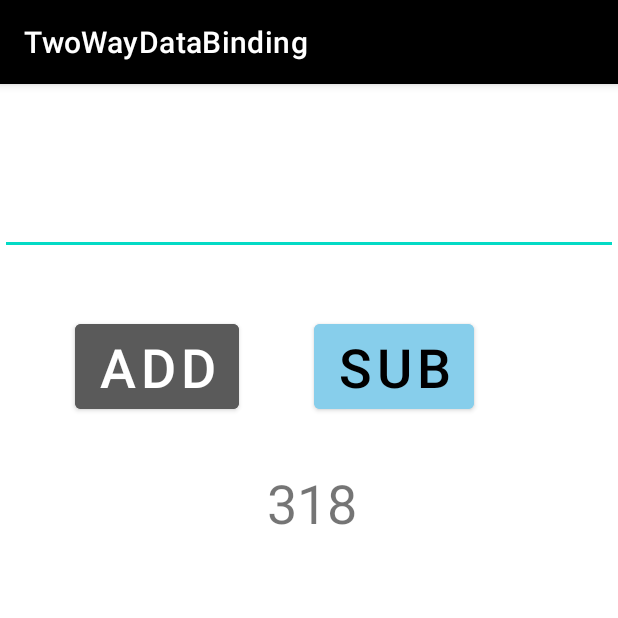
After one commit to K-Mose/TwoWayDataBinding, an Android app: the NumberActivity screen opened directly, with no data from a screen before it, on a phone screen of 412 x 824 dp, the top half of it. The commit adds this screen. Run offline under Robolectric (Android 15) with nearby library versions, the phone set to English and light mode, and no system bars; our stand-ins replace data binding.

Commit message:
더하기 뺴기 Two-way DataBinding 추가

```diff
--- a/app/build.gradle
+++ b/app/build.gradle
@@ -25,6 +25,7 @@ android {
     }
     buildFeatures {
         dataBinding true
+        viewBinding true
     }
     compileOptions {
         sourceCompatibility JavaVersion.VERSION_1_8
--- a/app/src/main/AndroidManifest.xml
+++ b/app/src/main/AndroidManifest.xml
@@ -9,6 +9,8 @@
         android:roundIcon="@mipmap/ic_launcher_round"
         android:supportsRtl="true"
         android:theme="@style/Theme.TwoWayDataBinding">
+        <activity android:name=".number.NumberActivity"></activity>
+        <activity android:name=".texting.TextActivity" />
         <activity android:name=".MainActivity">
             <intent-filter>
                 <action android:name="android.intent.action.MAIN" />
--- /dev/null
+++ b/app/src/main/java/com/example/twowaydatabinding/number/NumberActivity.kt
@@ -0,0 +1,23 @@
+package com.example.twowaydatabinding.number
+
+import com.example.twowaydatabinding.R
+import androidx.appcompat.app.AppCompatActivity
+import android.os.Bundle
+import androidx.databinding.DataBindingUtil
+import androidx.lifecycle.ViewModelProvider
+import com.example.twowaydatabinding.databinding.ActivityNumberBinding
+
+class NumberActivity : AppCompatActivity() {
+    private lateinit var binding: ActivityNumberBinding
+    private lateinit var viewModel: NumberActivityViewModel
+    private lateinit var viewModelFactory: NumberActivityViewModelFactory
+    override fun onCreate(savedInstanceState: Bundle?) {
+        super.onCreate(savedInstanceState)
+        binding = DataBindingUtil.setContentView(this, R.layout.activity_number)
+        viewModelFactory = NumberActivityViewModelFactory(318, this)
+        viewModel = ViewModelProvider(this, viewModelFactory).get(NumberActivityViewModel::class.java)
+
+        binding.viewModel = viewModel
+        binding.lifecycleOwner = this
+    }
+}
--- /dev/null
+++ b/app/src/main/java/com/example/twowaydatabinding/number/NumberActivityViewModel.kt
@@ -0,0 +1,38 @@
+package com.example.twowaydatabinding.number
+
+import android.content.Context
+import android.widget.Toast
+import androidx.lifecycle.LiveData
+import androidx.lifecycle.MutableLiveData
+import androidx.lifecycle.ViewModel
+import java.lang.NumberFormatException
+
+class NumberActivityViewModel(startingTotal: Int, private val context: Context) : ViewModel() {
+    private var total = MutableLiveData<Int>()
+    val totalData: LiveData<Int>
+    get() = total
+
+    val inputText = MutableLiveData<String>()
+
+    init {
+        total.value = startingTotal
+    }
+
+    fun setTotal() {
+        try {
+            total.value = (total.value)?.plus(inputText.value!!.toInt())
+            inputText.value = null
+        } catch (e: NumberFormatException) {
+            Toast.makeText(context,"Pleas input Only Number", Toast.LENGTH_LONG).show()
+        }
+    }
+
+    fun subTotal() {
+        try {
+            total.value = (total.value)?.minus(inputText.value!!.toInt())
+            inputText.value = null
+        } catch (e: NumberFormatException) {
+            Toast.makeText(context,"Pleas input Only Number", Toast.LENGTH_LONG).show()
+        }
+    }
+}
--- /dev/null
+++ b/app/src/main/java/com/example/twowaydatabinding/number/NumberActivityViewModelFactory.kt
@@ -0,0 +1,18 @@
+package com.example.twowaydatabinding.number
+
+import android.content.Context
+import androidx.lifecycle.ViewModel
+import androidx.lifecycle.ViewModelProvider
+import java.lang.IllegalArgumentException
+
+class NumberActivityViewModelFactory(
+    private val startingTotal: Int,
+    private val context: Context
+) : ViewModelProvider.Factory {
+    override fun <T : ViewModel?> create(modelClass: Class<T>): T {
+        if(modelClass.isAssignableFrom(NumberActivityViewModel::class.java)) {
+            return NumberActivityViewModel(startingTotal, context) as T
+        }
+        throw IllegalArgumentException("Unknown View Model Class")
+    }
+}
--- a/app/src/main/java/com/example/twowaydatabinding/MainActivityViewModel.kt
+++ b/app/src/main/java/com/example/twowaydatabinding/texting/TextActivityViewModel.kt
@@ -1,9 +1,9 @@
-package com.example.twowaydatabinding
+package com.example.twowaydatabinding.texting
 
 import androidx.lifecycle.MutableLiveData
 import androidx.lifecycle.ViewModel
 
-class MainActivityViewModel : ViewModel() {
+class TextActivityViewModel : ViewModel() {
 
     val userName = MutableLiveData<String>()
 
--- /dev/null
+++ b/app/src/main/res/layout/activity_number.xml
@@ -0,0 +1,83 @@
+<?xml version="1.0" encoding="utf-8"?>
+<layout>
+    <data>
+        <variable
+            name="viewModel"
+            type="com.example.twowaydatabinding.number.NumberActivityViewModel" />
+
+    </data>
+
+    <androidx.constraintlayout.widget.ConstraintLayout xmlns:android="http://schemas.android.com/apk/res/android"
+        xmlns:app="http://schemas.android.com/apk/res-auto"
+        xmlns:tools="http://schemas.android.com/tools"
+        android:layout_width="match_parent"
+        android:layout_height="match_parent"
+        tools:context=".number.NumberActivity">
+        <EditText
+            android:id="@+id/input_edit_text"
+            android:layout_width="wrap_content"
+            android:layout_height="wrap_content"
+            android:ems="10"
+            android:inputType="number"
+            android:textSize="36sp"
+            android:text="@={viewModel.inputText}"
+            app:layout_constraintBottom_toBottomOf="parent"
+            app:layout_constraintEnd_toEndOf="parent"
+            app:layout_constraintHorizontal_bias="0.323"
+            app:layout_constraintStart_toStartOf="parent"
+            app:layout_constraintTop_toTopOf="parent"
+            app:layout_constraintVertical_bias="0.064" />
+
+        <LinearLayout
+            android:id="@+id/btn_ll"
+            android:layout_width="match_parent"
+            android:layout_height="wrap_content"
+            app:layout_constraintBottom_toTopOf="@id/result_text_view"
+            app:layout_constraintEnd_toEndOf="parent"
+            app:layout_constraintStart_toStartOf="parent"
+            app:layout_constraintTop_toBottomOf="@id/input_edit_text">
+
+            <Button
+                android:id="@+id/insert_button"
+                android:layout_width="wrap_content"
+                android:layout_height="wrap_content"
+                android:layout_marginStart="50dp"
+                android:layout_marginTop="40dp"
+                android:text="Add"
+                android:textSize="36sp"
+                android:onClick="@{()->viewModel.setTotal()}"
+                android:backgroundTint="@color/gray"
+                app:layout_constraintStart_toStartOf="parent"
+                app:layout_constraintTop_toBottomOf="@+id/input_edit_text" />
+
+            <Button
+                android:id="@+id/subtract_button"
+                android:layout_width="wrap_content"
+                android:layout_height="wrap_content"
+                android:layout_marginStart="50dp"
+                android:layout_marginTop="40dp"
+                android:text="Sub"
+                android:textSize="36sp"
+                android:textColor="@color/black"
+                android:backgroundTint="@color/sky_blue"
+                android:onClick="@{()->viewModel.subTotal()}"
+                app:layout_constraintStart_toStartOf="parent"
+                app:layout_constraintTop_toBottomOf="@+id/input_edit_text" />
+
+        </LinearLayout>
+
+
+        <TextView
+            android:id="@+id/result_text_view"
+            android:layout_width="wrap_content"
+            android:layout_height="wrap_content"
+            android:layout_marginStart="45dp"
+            android:layout_marginTop="32dp"
+            android:layout_marginEnd="41dp"
+            android:text="@{viewModel.totalData.toString()}"
+            android:textSize="36sp"
+            app:layout_constraintEnd_toEndOf="@+id/btn_ll"
+            app:layout_constraintStart_toStartOf="parent"
+            app:layout_constraintTop_toBottomOf="@+id/btn_ll" />
+    </androidx.constraintlayout.widget.ConstraintLayout>
+</layout>
--- a/app/src/main/res/values/colors.xml
+++ b/app/src/main/res/values/colors.xml
@@ -5,6 +5,8 @@
     <color name="purple_700">#FF3700B3</color>
     <color name="teal_200">#FF03DAC5</color>
     <color name="teal_700">#FF018786</color>
+    <color name="sky_blue">#87CEEB</color>
+    <color name="gray">#5A5A5A</color>
     <color name="black">#FF000000</color>
     <color name="white">#FFFFFFFF</color>
 </resources>
--- a/app/src/main/res/values/themes.xml
+++ b/app/src/main/res/values/themes.xml
@@ -2,8 +2,8 @@
     <!-- Base application theme. -->
     <style name="Theme.TwoWayDataBinding" parent="Theme.MaterialComponents.DayNight.DarkActionBar">
         <!-- Primary brand color. -->
-        <item name="colorPrimary">@color/purple_500</item>
-        <item name="colorPrimaryVariant">@color/purple_700</item>
+        <item name="colorPrimary">@color/black</item>
+        <item name="colorPrimaryVariant">@color/gray</item>
         <item name="colorOnPrimary">@color/white</item>
         <!-- Secondary brand color. -->
         <item name="colorSecondary">@color/teal_200</item>
```
Also changed, not shown: app/src/main/java/com/example/twowaydatabinding/MainActivity.kt (+17 -19 lines), app/src/main/java/com/example/twowaydatabinding/texting/TextActivity.kt (added, +31 -0 lines), app/src/main/res/layout/activity_main.xml (+23 -30 lines), app/src/main/res/layout/activity_text.xml (added, +42 -0 lines).
